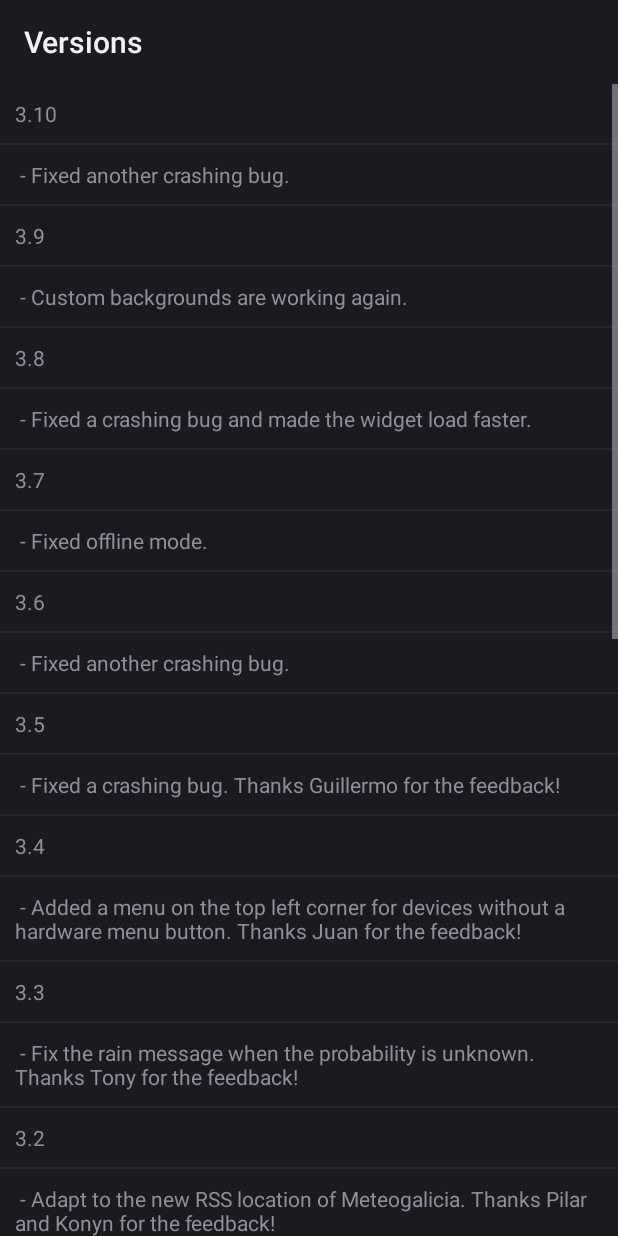
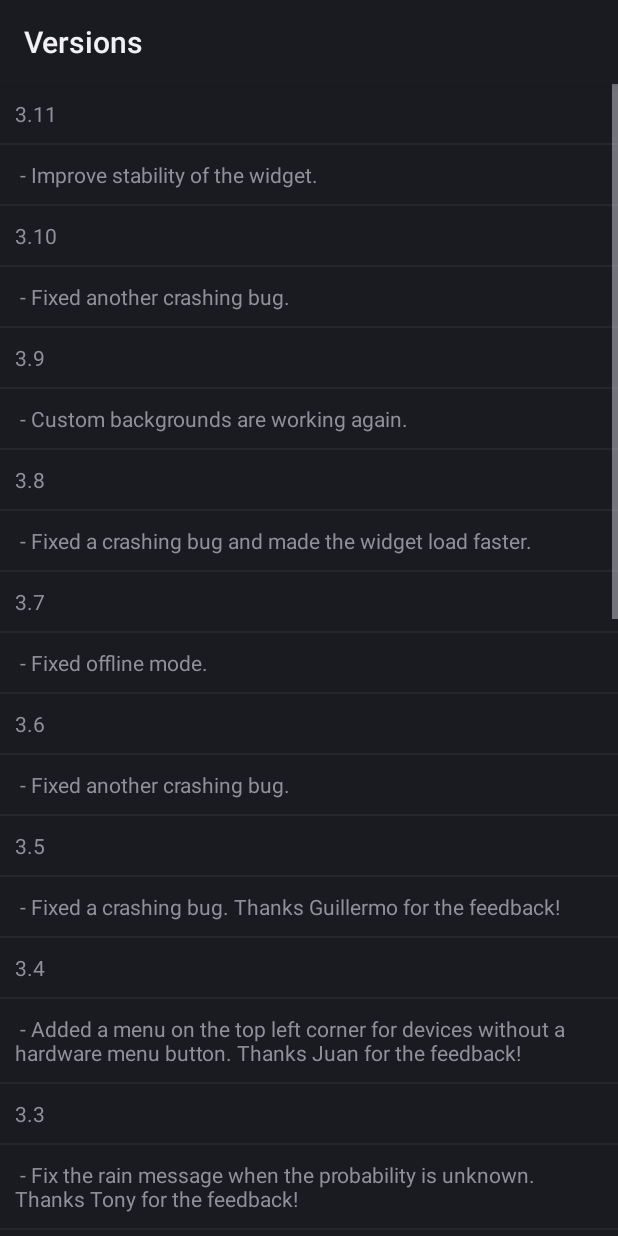
Before and after one commit to rubenlg/otempo, an Android app: the ChangeLog screen opened directly, with no data from a screen before it, on a phone screen of 412 x 824 dp. Run offline under Robolectric (Android 15) with nearby library versions, the phone set to English and light mode, and no system bars.

Commit message:
Increase version to 3.11

```diff
--- a/app/src/main/AndroidManifest.xml
+++ b/app/src/main/AndroidManifest.xml
@@ -1,8 +1,8 @@
 <?xml version="1.0" encoding="utf-8"?>
 <manifest xmlns:android="http://schemas.android.com/apk/res/android"
     package="org.otempo"
-    android:versionCode="31"
-    android:versionName="3.10">
+    android:versionCode="32"
+    android:versionName="3.11">
 
     <uses-permission android:name="android.permission.INTERNET" />
     <uses-permission android:name="android.permission.ACCESS_COARSE_LOCATION" />
--- a/app/src/main/java/org/otempo/view/ChangeLog.java
+++ b/app/src/main/java/org/otempo/view/ChangeLog.java
@@ -34,6 +34,7 @@ public class ChangeLog extends ListActivity {
     protected void onCreate(Bundle savedInstanceState) {
         super.onCreate(savedInstanceState);
         Version[] versions = {
+                new Version("3.11", R.array.changelog_3_11),
                 new Version("3.10", R.array.changelog_3_10),
                 new Version("3.9", R.array.changelog_3_9),
                 new Version("3.8", R.array.changelog_3_8),
--- a/app/src/main/res/values/strings.xml
+++ b/app/src/main/res/values/strings.xml
@@ -123,6 +123,9 @@
 	<string name="wind_very_strong_southwest">very strong southwest</string>
 	<string name="wind_very_strong_west">very strong west</string>
 
+	<string-array name="changelog_3_11">
+		<item>Improve stability of the widget.</item>
+	</string-array>
 	<string-array name="changelog_3_10">
 		<item>Fixed another crashing bug.</item>
 	</string-array>
```
Also changed, not shown: 2 other files.
